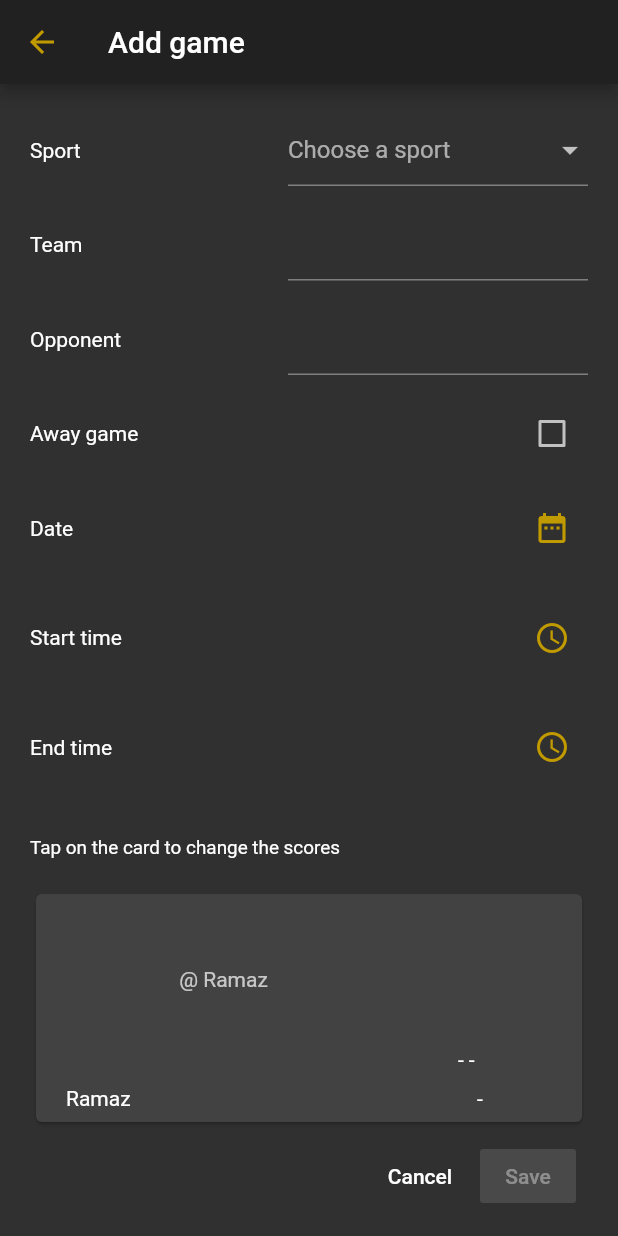
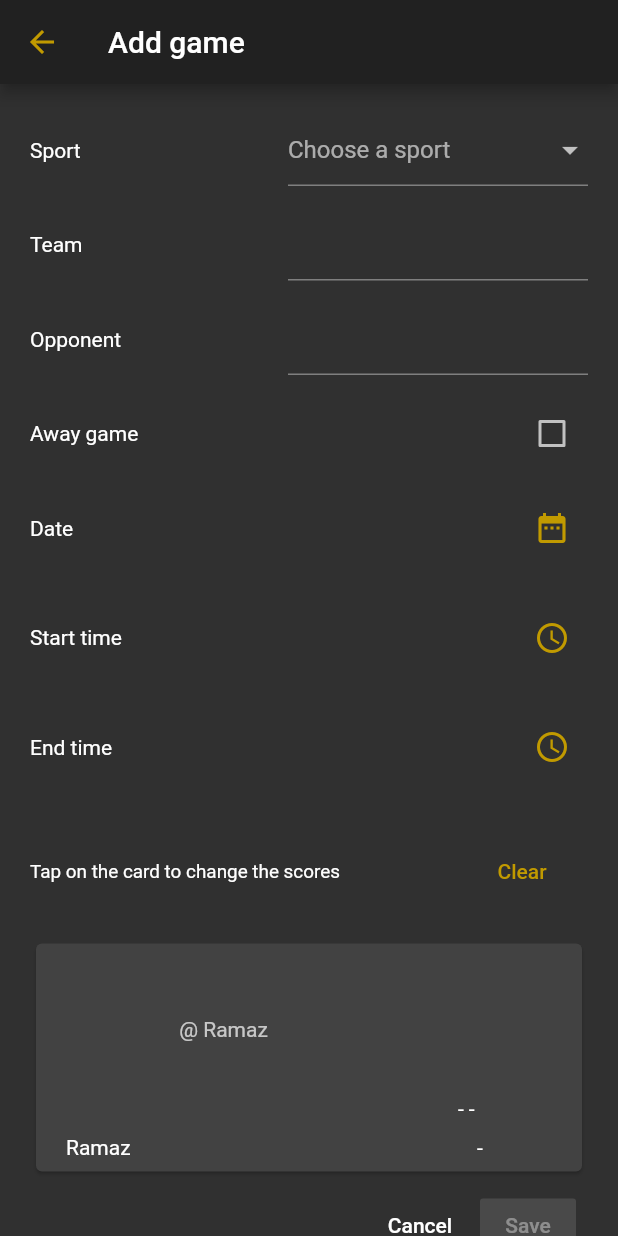
Before and after one commit to Student-Lyf/RamLife, a Flutter app: the SportsBuilder screen opened by its route, on a phone screen of 412 x 824 dp. Run offline on Flutter 3.47's test engine with Material 2 defaults, Android fonts, the phone set to English and light mode, and no system bars; our stand-ins replace cloud_firestore, firebase_auth, firebase_crashlytics, firebase_messaging, flutter_local_notifications, google_sign_in and 1 more; accounts and stored records are empty; project files that could hold a hidden picture were left out.

Commit message:
Added option to clear scores for SportsBuilder

```diff
--- a/lib/src/pages/builders/sports_builder.dart
+++ b/lib/src/pages/builders/sports_builder.dart
@@ -153,7 +153,19 @@ class SportsBuilder extends StatelessWidget {
 						),
 					),
 					const SizedBox(height: 10),
-					const Text("Tap on the card to change the scores", textScaleFactor: 0.9),
+					Row(
+						mainAxisAlignment: MainAxisAlignment.spaceBetween,
+						children: [
+							const Text(
+								"Tap on the card to change the scores",
+								textScaleFactor: 0.9
+							),
+							FlatButton(
+								onPressed: () => model.scores = null,
+								child: const Text("Clear"),
+							)
+						]
+					),
 					const SizedBox(height: 20),
 					SportsTile(
 						model.game,
```
